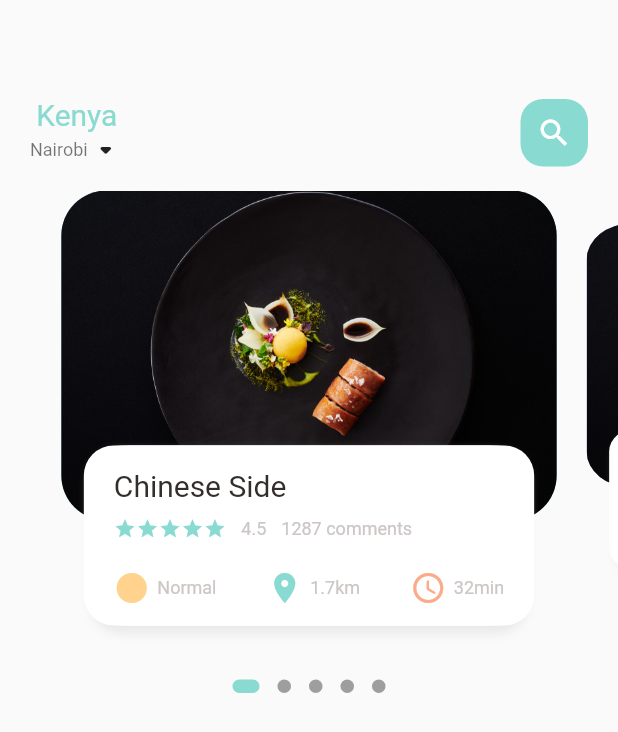
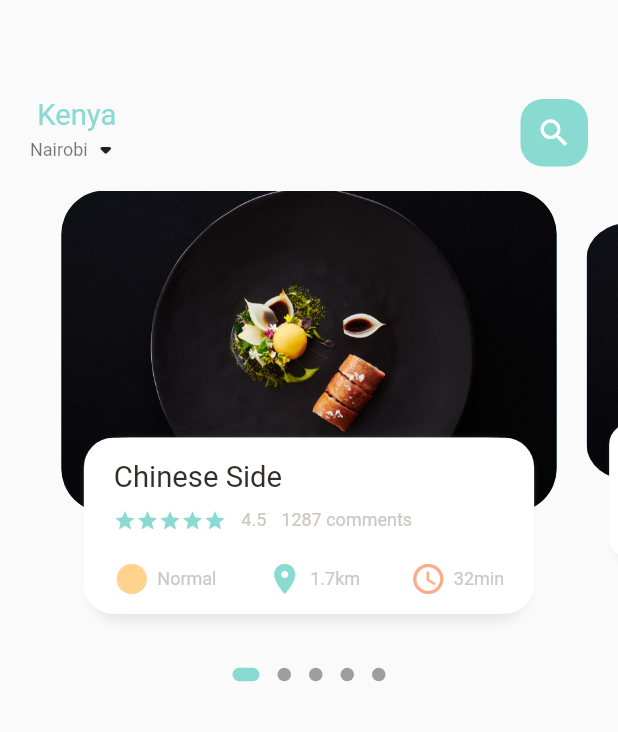
Before and after one commit to RodgersX/Delivery-App, a Flutter app: the screen it shows after launch, on a phone screen of 412 x 824 dp. Shown: the top 732 px of the screen. Run offline on Flutter 3.47's test engine with Material 2 defaults, Android fonts, the phone set to English and light mode, and no system bars; drawn by our look-alikes of dots_indicator; our stand-ins replace get.

Commit message:
using dynamic values for different sizes

```diff
--- a/lib/home/food_page_body.dart
+++ b/lib/home/food_page_body.dart
@@ -1,4 +1,5 @@
 import 'package:dots_indicator/dots_indicator.dart';
+import 'package:eco_app/utils/dimensions.dart';
 import 'package:flutter/material.dart';
 
 import '../utils/colors.dart';
@@ -15,7 +16,7 @@ class _FoodPageBodyState extends State<FoodPageBody> {
   final PageController _pageController = PageController(viewportFraction: 0.85);
   var _currPageValue = 0.0;
   final double _scaleFactor = 0.8;
-  double height = 220;
+  double height = Dimensions.pageViewContainer;
 
   @override
   void initState() {
@@ -38,13 +39,14 @@ class _FoodPageBodyState extends State<FoodPageBody> {
     return Column(
       children: [
         SizedBox(
-          height: 320,
+          height: Dimensions.pageView,
           child: PageView.builder(
             controller: _pageController,
             itemCount: 5,
             itemBuilder: (context, index) {
               return _buildPageItem(index);
-              }),
+            },
+          ),
         ),
         DotsIndicator(
           dotsCount: 5,
@@ -94,10 +96,10 @@ class _FoodPageBodyState extends State<FoodPageBody> {
       child: Stack(
         children: [
           Container(
-            height: 220,
+            height: Dimensions.pageViewContainer,
             margin: const EdgeInsets.symmetric(horizontal: 10),
             decoration: BoxDecoration(
-              borderRadius: BorderRadius.circular(30),
+              borderRadius: BorderRadius.circular(Dimensions.radius30),
               color: index.isEven
                   ? const Color(0xFF69c5df)
                   : const Color(0xFF9294cc),
@@ -111,14 +113,14 @@ class _FoodPageBodyState extends State<FoodPageBody> {
           Align(
             alignment: Alignment.bottomCenter,
             child: Container(
-              height: 120,
+              height: Dimensions.pageViewTextContainer,
               margin: const EdgeInsets.only(
                 left: 30,
                 right: 30,
                 bottom: 30,
               ),
               decoration: BoxDecoration(
-                  borderRadius: BorderRadius.circular(20),
+                borderRadius: BorderRadius.circular(Dimensions.radius20),
                 color: Colors.white,
                 boxShadow: const [
                   BoxShadow(
@@ -134,14 +136,19 @@ class _FoodPageBodyState extends State<FoodPageBody> {
                     color: Colors.white,
                     offset: Offset(5, 0),
                   ),
-                  ]),
+                ],
+              ),
               child: Padding(
-                padding: const EdgeInsets.only(top: 15, left: 15, right: 15),
+                padding: EdgeInsets.only(
+                  top: Dimensions.height15,
+                  left: 15,
+                  right: 15,
+                ),
                 child: Column(
                   crossAxisAlignment: CrossAxisAlignment.start,
                   children: [
                     BigText(text: 'Chinese Side'),
-                    const SizedBox(height: 10),
+                    SizedBox(height: Dimensions.height10),
                     Row(
                       children: [
                         Wrap(
@@ -161,7 +168,7 @@ class _FoodPageBodyState extends State<FoodPageBody> {
                         SmallText(text: '1287 comments')
                       ],
                     ),
-                    const SizedBox(height: 20),
+                    SizedBox(height: Dimensions.height20),
                     Row(
                       mainAxisAlignment: MainAxisAlignment.spaceBetween,
                       children: const [
--- a/lib/main.dart
+++ b/lib/main.dart
@@ -1,5 +1,6 @@
 import 'package:eco_app/home/main_food_page.dart';
 import 'package:flutter/material.dart';
+import 'package:get/get.dart';
 
 void main() {
   runApp(const MyApp());
@@ -11,7 +12,7 @@ class MyApp extends StatelessWidget {
   // This widget is the root of your application.
   @override
   Widget build(BuildContext context) {
-    return MaterialApp(
+    return GetMaterialApp(
       debugShowCheckedModeBanner: false,
       title: 'Flutter Demo',
       theme: ThemeData(
--- /dev/null
+++ b/lib/utils/dimensions.dart
@@ -0,0 +1,23 @@
+import 'package:get/get.dart';
+
+class Dimensions {
+  static double screenHeight = Get.context!.height;
+  static double screenWidth = Get.context!.width;
+
+  // 844/220
+  static double pageViewContainer = screenHeight / 3.84;
+  // 844/120
+  static double pageViewTextContainer = screenHeight / 7.03;
+  // 844/320
+  static double pageView = screenHeight / 2.64;
+  // 844/10
+  static double height10 = screenHeight / 84.4;
+  static double height15 = screenHeight / 56.2;
+  static double height20 = screenHeight / 42.2;
+
+  // font size
+  static double font20 = screenHeight / 42.2;
+
+  static double radius20 = screenHeight / 42.2;
+  static double radius30 = screenHeight / 28.13;
+}
--- a/lib/widgets/big_text.dart
+++ b/lib/widgets/big_text.dart
@@ -1,3 +1,4 @@
+import 'package:eco_app/utils/dimensions.dart';
 import 'package:flutter/material.dart';
 
 // ignore: must_be_immutable
@@ -11,7 +12,7 @@ class BigText extends StatelessWidget {
     Key? key,
     required this.text,
     this.color = const Color(0xFF332d2b),
-    this.size = 20.0,
+    this.size = 0,
     this.overFlow = TextOverflow.ellipsis,
   }) : super(key: key);
 
@@ -23,7 +24,7 @@ class BigText extends StatelessWidget {
       overflow: overFlow,
       style: TextStyle(
         color: color,
-        fontSize: size,
+        fontSize: size == 0 ? Dimensions.font20 : size,
         fontWeight: FontWeight.w400,
         fontFamily: 'Roboto',
       ),
--- a/pubspec.yaml
+++ b/pubspec.yaml
@@ -31,6 +31,7 @@ dependencies:
     sdk: flutter
   cupertino_icons: ^1.0.2
   dots_indicator: ^2.1.0
+  get: 4.5.1
 
 dev_dependencies:
   flutter_test:
```
Also changed, not shown: pubspec.lock. Lines whose indentation alone changed are shown as unchanged.
